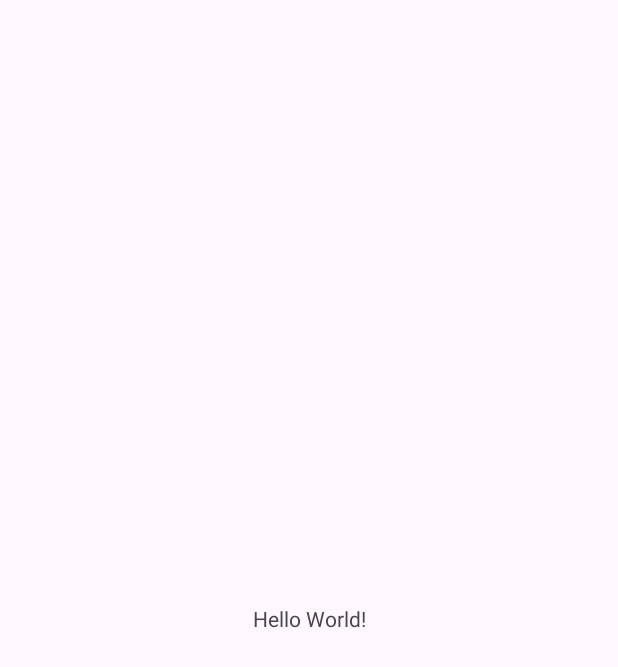
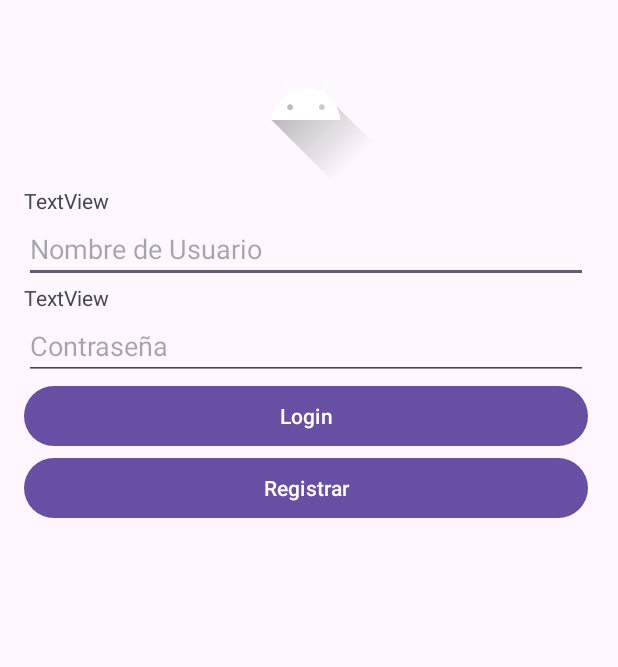
Before and after one commit to AJ-Trujillo/ExamenParcialMoviles, an Android app: the screen it shows after launch (MainActivity before the commit, MainActivityLoguin after it), on a phone screen of 412 x 824 dp. Before the commit the part shown is almost empty. Shown: the top 667 px of the screen. Run offline under Robolectric (Android 15) with nearby library versions, the phone set to English and light mode, and no system bars.

Commit message:
se creo loguin y registro

```diff
--- a/app/src/main/AndroidManifest.xml
+++ b/app/src/main/AndroidManifest.xml
@@ -13,7 +13,13 @@
         android:theme="@style/Theme.ExamenParcial"
         tools:targetApi="31">
         <activity
-            android:name=".MainActivity"
+            android:name=".MainActivity_michi"
+            android:exported="false" />
+        <activity
+            android:name=".MainActivityRegistro"
+            android:exported="false" />
+        <activity
+            android:name=".MainActivityLoguin"
             android:exported="true">
             <intent-filter>
                 <action android:name="android.intent.action.MAIN" />
--- a/app/src/main/java/com/example/examenparcial/MainActivity.java
+++ b/app/src/main/java/com/example/examenparcial/MainActivityLoguin.java
@@ -8,13 +8,13 @@ import androidx.core.graphics.Insets;
 import androidx.core.view.ViewCompat;
 import androidx.core.view.WindowInsetsCompat;
 
-public class MainActivity extends AppCompatActivity {
+public class MainActivityLoguin extends AppCompatActivity {
 
     @Override
     protected void onCreate(Bundle savedInstanceState) {
         super.onCreate(savedInstanceState);
         EdgeToEdge.enable(this);
-        setContentView(R.layout.activity_main);
+        setContentView(R.layout.activity_main_loguin);
         ViewCompat.setOnApplyWindowInsetsListener(findViewById(R.id.main), (v, insets) -> {
             Insets systemBars = insets.getInsets(WindowInsetsCompat.Type.systemBars());
             v.setPadding(systemBars.left, systemBars.top, systemBars.right, systemBars.bottom);
--- /dev/null
+++ b/app/src/main/res/layout/activity_main_loguin.xml
@@ -0,0 +1,66 @@
+<?xml version="1.0" encoding="utf-8"?>
+<androidx.constraintlayout.widget.ConstraintLayout xmlns:android="http://schemas.android.com/apk/res/android"
+    xmlns:app="http://schemas.android.com/apk/res-auto"
+    xmlns:tools="http://schemas.android.com/tools"
+    android:id="@+id/main"
+    android:layout_width="match_parent"
+    android:layout_height="match_parent"
+    tools:context=".MainActivityLoguin">
+
+    <LinearLayout
+        android:layout_width="408dp"
+        android:layout_height="722dp"
+        android:orientation="vertical"
+        android:padding="16dp"
+        tools:context=".LoginActivity"
+        tools:layout_editor_absoluteX="0dp"
+        tools:layout_editor_absoluteY="6dp">
+
+        <ImageView
+            android:id="@+id/logoImageView"
+            android:layout_width="wrap_content"
+            android:layout_height="wrap_content"
+            android:layout_gravity="center"
+            android:contentDescription="@string/app_name"
+            android:src="@drawable/ic_launcher_foreground" />
+
+        <TextView
+            android:id="@+id/textView"
+            android:layout_width="match_parent"
+            android:layout_height="wrap_content"
+            android:text="TextView" />
+
+        <EditText
+            android:id="@+id/usernameEditText"
+            android:layout_width="match_parent"
+            android:layout_height="wrap_content"
+            android:hint="@string/username_hint"
+            android:inputType="text" />
+
+        <TextView
+            android:id="@+id/textView2"
+            android:layout_width="match_parent"
+            android:layout_height="wrap_content"
+            android:text="TextView" />
+
+        <EditText
+            android:id="@+id/passwordEditText"
+            android:layout_width="match_parent"
+            android:layout_height="wrap_content"
+            android:hint="@string/password_hint"
+            android:inputType="textPassword" />
+
+        <Button
+            android:id="@+id/loginButton"
+            android:layout_width="match_parent"
+            android:layout_height="wrap_content"
+            android:text="@string/login_button_text" />
+
+        <Button
+            android:id="@+id/registerButton"
+            android:layout_width="match_parent"
+            android:layout_height="wrap_content"
+            android:text="@string/register_button_text" />
+    </LinearLayout>
+
+</androidx.constraintlayout.widget.ConstraintLayout>
--- a/app/src/main/res/layout/activity_main.xml
+++ b/app/src/main/res/layout/activity_main_michi.xml
@@ -5,15 +5,6 @@
     android:id="@+id/main"
     android:layout_width="match_parent"
     android:layout_height="match_parent"
-    tools:context=".MainActivity">
-
-    <TextView
-        android:layout_width="wrap_content"
-        android:layout_height="wrap_content"
-        android:text="Hello World!"
-        app:layout_constraintBottom_toBottomOf="parent"
-        app:layout_constraintEnd_toEndOf="parent"
-        app:layout_constraintStart_toStartOf="parent"
-        app:layout_constraintTop_toTopOf="parent" />
+    tools:context=".MainActivity_michi">
 
 </androidx.constraintlayout.widget.ConstraintLayout>
```
Also changed, not shown: app/src/main/java/com/example/examenparcial/MainActivityRegistro.java (added, +24 -0 lines), app/src/main/java/com/example/examenparcial/MainActivity_michi.java (added, +24 -0 lines), app/src/main/res/layout/activity_main_registro.xml (added, +91 -0 lines), app/src/main/res/values/strings.xml (+33 -0 lines).
